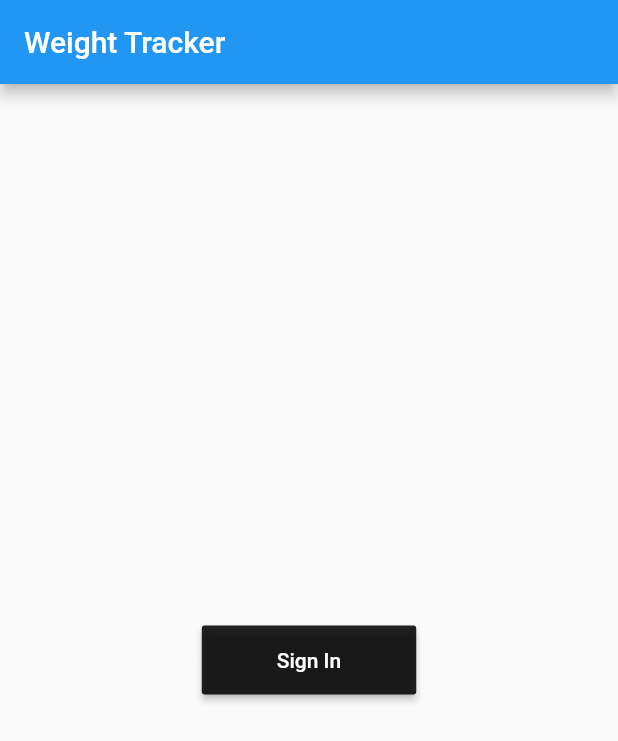
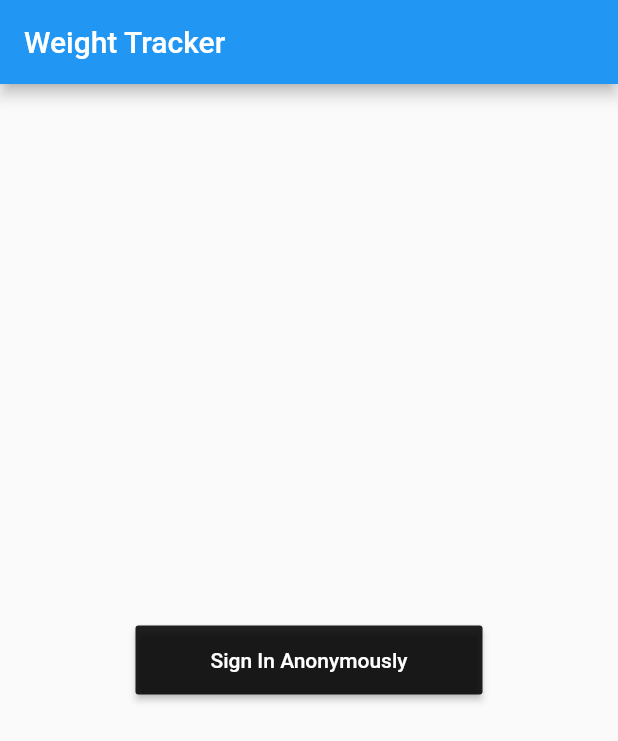
Before and after one commit to MrkRffy/flutter-firebase-test, a Flutter app: the screen it shows after launch, on a phone screen of 412 x 824 dp. Shown: the top 741 px of the screen. Run offline on Flutter 3.47's test engine with Material 2 defaults, Android fonts, the phone set to English and light mode, and no system bars; our stand-ins replace bloc, firebase_auth, firebase_core, flutter_bloc; accounts and stored records are empty.

```diff
--- a/lib/logic/cubit/login_state.dart
+++ b/lib/logic/cubit/login_state.dart
@@ -1,6 +1,11 @@
 part of 'login_cubit.dart';
 
-@immutable
-abstract class LoginState {}
+class LoginState {
+  final UserCredential userCredential;
 
-class LoginInitial extends LoginState {}
+  LoginState({this.userCredential});
+
+  LoginState update({UserCredential userCredential}) {
+    return LoginState(userCredential: userCredential);
+  }
+}
--- a/lib/presentation/pages/authenticate/login_page.dart
+++ b/lib/presentation/pages/authenticate/login_page.dart
@@ -1,4 +1,8 @@
 import 'package:flutter/material.dart';
+import 'package:flutter/scheduler.dart';
+import 'package:flutter_bloc/flutter_bloc.dart';
+import 'package:flutter_firebase_weight_tracker/logic/cubit/login_cubit.dart';
+import 'package:flutter_firebase_weight_tracker/presentation/pages/authenticate/weight_list.dart';
 
 class LoginPage extends StatefulWidget {
   const LoginPage({Key key}) : super(key: key);
@@ -10,19 +14,41 @@ class LoginPage extends StatefulWidget {
 class _LoginPageState extends State<LoginPage> {
   @override
   Widget build(BuildContext context) {
-    return Scaffold(
-      appBar: AppBar(
-        title: Text('Weight Tracker'),
-      ),
-      body: Center(
-        child: RaisedButton(
-          onPressed: () {},
-          child: Text("Sign In"),
-          color: Colors.black87,
-          textColor: Colors.white,
-          padding: EdgeInsets.symmetric(vertical: 15.0, horizontal: 50.0),
+    return BlocProvider(
+      create: (_) => LoginCubit(),
+      child: Scaffold(
+        appBar: AppBar(
+          title: Text('Weight Tracker'),
+        ),
+        body: Center(
+          child: _LoginButton(),
         ),
       ),
     );
   }
 }
+
+class _LoginButton extends StatelessWidget {
+  @override
+  Widget build(BuildContext context) {
+    return BlocBuilder<LoginCubit, LoginState>(
+      builder: (context, state) {
+        if (state.userCredential != null) {
+          SchedulerBinding.instance.addPostFrameCallback((_) {
+            Navigator.push(context, MaterialPageRoute(builder: (context) => WeightList()));
+          });
+        }
+
+        return RaisedButton(
+          onPressed: () {
+            context.read<LoginCubit>().loginAnonymously();
+          },
+          child: Text("Sign In Anonymously"),
+          color: Colors.black87,
+          textColor: Colors.white,
+          padding: EdgeInsets.symmetric(vertical: 15.0, horizontal: 50.0),
+        );
+      },
+    );
+  }
+}
--- a/pubspec.yaml
+++ b/pubspec.yaml
@@ -23,7 +23,9 @@ environment:
 dependencies:
   flutter:
     sdk: flutter
+  cloud_firestore: ^0.14.3+1
   cupertino_icons: ^1.0.0
+  equatable: ^1.2.5
   firebase_auth: ^0.18.3+1
   firebase_core: ^0.5.2+1
   flutter_bloc: ^6.1.1
```
Also changed, not shown: lib/logic/cubit/login_cubit.dart (+8 -2 lines), lib/presentation/pages/authenticate/weight_list.dart (added, +22 -0 lines), lib/data/models/weight_model.dart (added), lib/data/providers/weight_api.dart (added), lib/data/repositories/weight_repository.dart (added), pubspec.lock.
